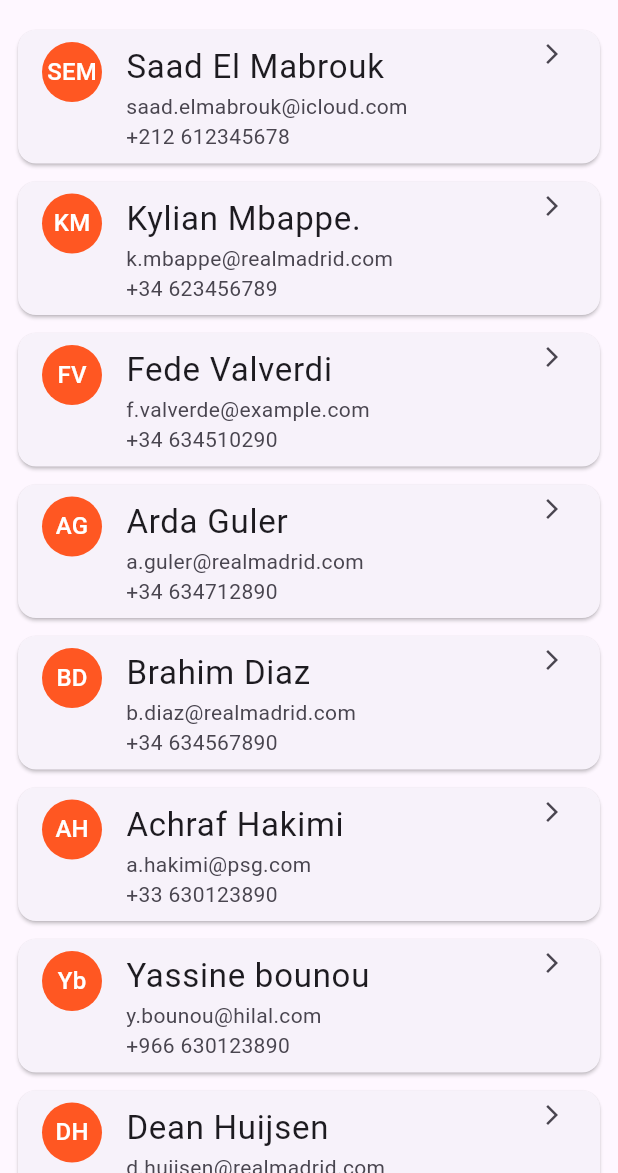
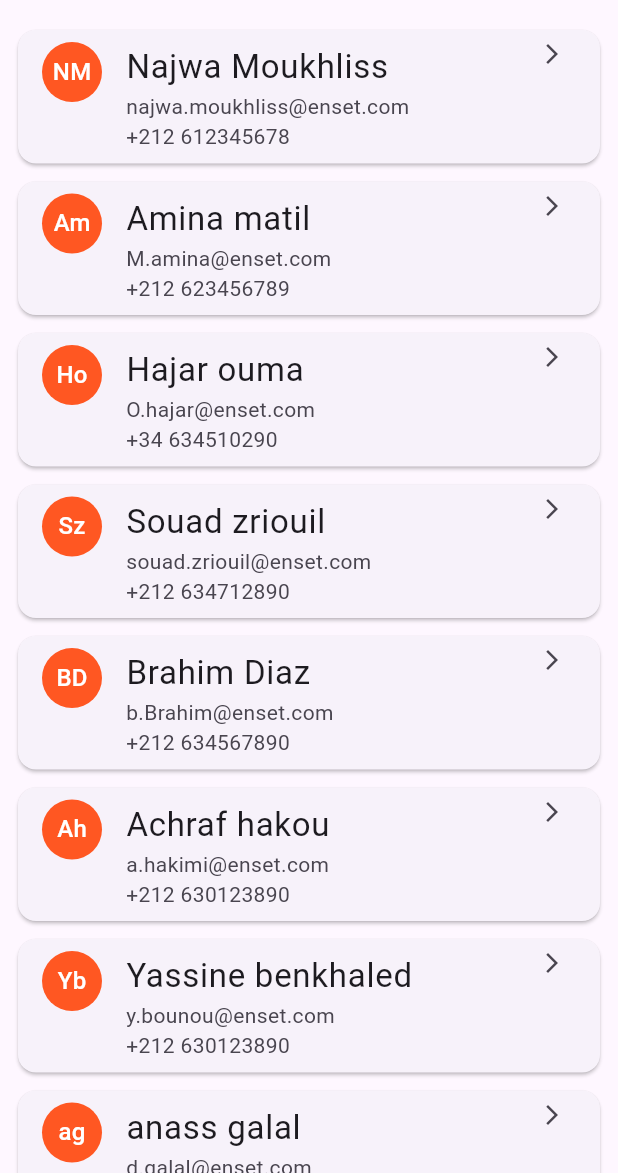
Before and after one commit to najwamoukhliss/demo-appp2-flutter, a Flutter app: the ContactsPage screen opened by its route, on a phone screen of 412 x 824 dp, the part 63-1236 px from its top. Run offline on Flutter 3.47's test engine with Material 3 defaults, Android fonts, the phone set to English and light mode, and no system bars; our stand-ins replace flutter_dotenv, weather_icons.

Commit message:
Description des changements

```diff
--- a/lib/pages/contacts.page.dart
+++ b/lib/pages/contacts.page.dart
@@ -4,44 +4,44 @@ import 'package:demo_app_2/widgets/mydrawer.widget.dart';
 class ContactsPage extends StatelessWidget {
   final List<Map<String, String>> contacts = [
     {
-      'name': 'Saad El Mabrouk',
-      'email': 'saad.elmabrouk@icloud.com',
+      'name': 'Najwa Moukhliss',
+      'email': 'najwa.moukhliss@enset.com',
       'phone': '+212 612345678'
     },
     {
-      'name': 'Kylian Mbappe.',
-      'email': 'k.mbappe@realmadrid.com',
-      'phone': '+34 623456789'
+      'name': 'Amina matil',
+      'email': 'M.amina@enset.com',
+      'phone': '+212 623456789'
     },
     {
-      'name': 'Fede Valverdi',
-      'email': 'f.valverde@example.com',
+      'name': 'Hajar ouma',
+      'email': 'O.hajar@enset.com',
       'phone': '+34 634510290'
     },
     {
-      'name': 'Arda Guler',
-      'email': 'a.guler@realmadrid.com',
-      'phone': '+34 634712890'
+      'name': 'Souad zriouil',
+      'email': 'souad.zriouil@enset.com',
+      'phone': '+212 634712890'
     },
     {
       'name': 'Brahim Diaz',
-      'email': 'b.diaz@realmadrid.com',
-      'phone': '+34 634567890'
+      'email': 'b.Brahim@enset.com',
+      'phone': '+212 634567890'
     },
     {
-      'name': 'Achraf Hakimi',
-      'email': 'a.hakimi@psg.com',
-      'phone': '+33 630123890'
+      'name': 'Achraf hakou',
+      'email': 'a.hakimi@enset.com',
+      'phone': '+212 630123890'
     },
     {
-      'name': 'Yassine bounou',
-      'email': 'y.bounou@hilal.com',
-      'phone': '+966 630123890'
+      'name': 'Yassine benkhaled',
+      'email': 'y.bounou@enset.com',
+      'phone': '+212 630123890'
     },
     {
-      'name': 'Dean Huijsen',
-      'email': 'd.huijsen@realmadrid.com',
-      'phone': '+34 630123980'
+      'name': 'anass galal',
+      'email': 'd.galal@enset.com',
+      'phone': '+212 630123980'
     },
   ];
 
--- a/lib/pages/gallery.page.dart
+++ b/lib/pages/gallery.page.dart
@@ -3,14 +3,12 @@ import 'package:demo_app_2/widgets/mydrawer.widget.dart';
 
 class GalleryPage extends StatelessWidget {
   final List<String> imagePaths = [
-    'assets/images/IMG_1.JPG',
+    'assets/images/IMG_1.jpg',
     'assets/images/IMG_2.PNG',
     'assets/images/IMG_3.JPG',
     'assets/images/IMG_4.jpg',
     'assets/images/IMG_6.jpeg',
     'assets/images/IMG_7.jpeg',
-    'assets/images/IMG_8.jpeg',
-    'assets/images/IMG_9.jpeg'
   ];
 
   @override
```
Also changed, not shown: assets/images/IMG_2.PNG, assets/images/IMG_4.jpg, assets/images/IMG_6.jpeg, assets/images/IMG_8.jpeg (deleted), assets/images/IMG_9.jpeg (deleted), 12 other files.
